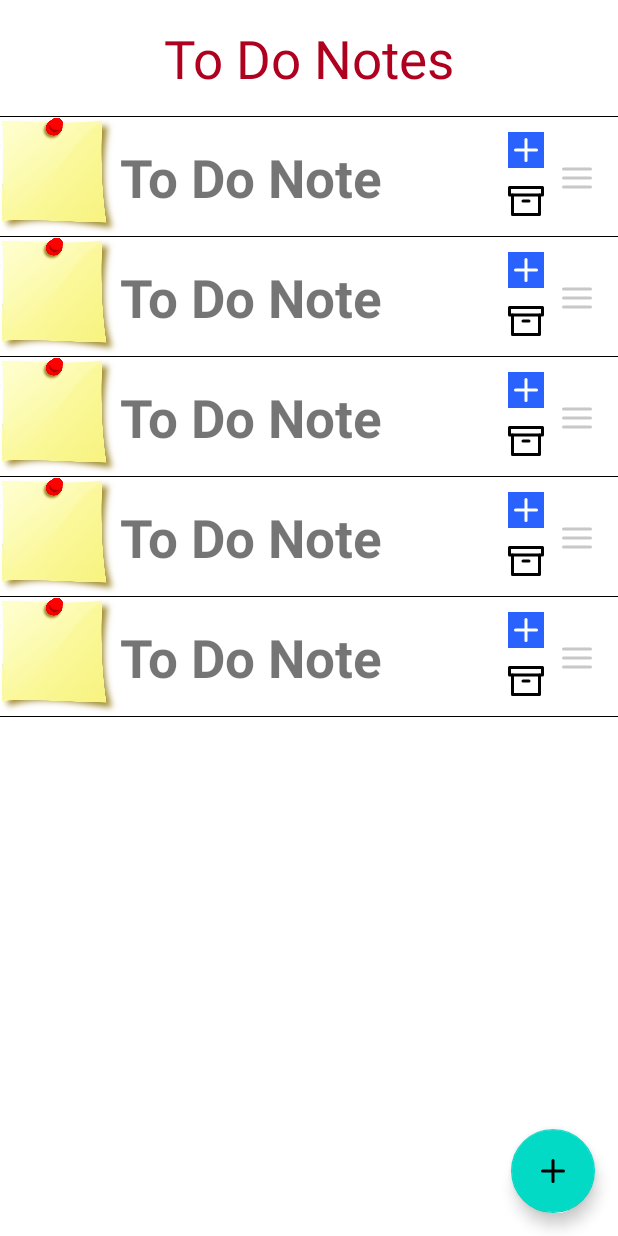
After one commit to SergeyTsemerov/MaterialDesignPractice, an Android app: the RecyclerActivity screen opened directly, with no data from a screen before it, on a phone screen of 412 x 824 dp. The commit adds this screen. Run offline under Robolectric (Android 15) with nearby library versions, the phone set to English and light mode, and no system bars.

Commit message:
Lesson 6. По нажатию на копку FAB появляется опция "To Do Notes" для перехода на новый экран с заметками.

```diff
--- a/app/src/main/AndroidManifest.xml
+++ b/app/src/main/AndroidManifest.xml
@@ -15,6 +15,9 @@
             android:name=".api.ApiActivity"
             android:exported="true" />
         <activity
+            android:name=".view.recycler.RecyclerActivity"
+            android:exported="true" />
+        <activity
             android:name=".view.MainActivity"
             android:exported="true">
             <intent-filter>
--- /dev/null
+++ b/app/src/main/java/ru/geekbrains/materialdesignpractice/view/recycler/BaseViewHolder.kt
@@ -0,0 +1,9 @@
+package ru.geekbrains.materialdesignpractice.view.recycler
+
+import android.view.View
+import androidx.recyclerview.widget.RecyclerView
+
+abstract class BaseViewHolder(view: View) : RecyclerView.ViewHolder(view) {
+
+    abstract fun bind(pair: Pair<Data, Boolean>)
+}
--- /dev/null
+++ b/app/src/main/java/ru/geekbrains/materialdesignpractice/view/recycler/Data.kt
@@ -0,0 +1,3 @@
+package ru.geekbrains.materialdesignpractice.view.recycler
+
+data class Data(val someText: String = "Text", val someDescription: String = "Description")
--- /dev/null
+++ b/app/src/main/java/ru/geekbrains/materialdesignpractice/view/recycler/ItemTouchHelperAdapter.kt
@@ -0,0 +1,11 @@
+package ru.geekbrains.materialdesignpractice.view.recycler
+
+interface ItemTouchHelperAdapter {
+    fun onItemMove(fromPosition: Int, toPosition: Int)
+    fun onItemDismiss(position: Int)
+}
+
+interface ItemTouchHelperViewHolder {
+    fun onItemSelected()
+    fun onItemClear()
+}
--- /dev/null
+++ b/app/src/main/java/ru/geekbrains/materialdesignpractice/view/recycler/OnListItemClickListener.kt
@@ -0,0 +1,5 @@
+package ru.geekbrains.materialdesignpractice.view.recycler
+
+interface OnListItemClickListener {
+    fun onItemClick(data: Data)
+}
--- /dev/null
+++ b/app/src/main/java/ru/geekbrains/materialdesignpractice/view/recycler/RecyclerActivity.kt
@@ -0,0 +1,97 @@
+package ru.geekbrains.materialdesignpractice.view.recycler
+
+import android.os.Bundle
+import androidx.appcompat.app.AppCompatActivity
+import androidx.recyclerview.widget.ItemTouchHelper
+import androidx.recyclerview.widget.RecyclerView
+import ru.geekbrains.materialdesignpractice.R
+import ru.geekbrains.materialdesignpractice.databinding.ActivityRecyclerBinding
+import ru.geekbrains.materialdesignpractice.view.showToastShort
+
+class RecyclerActivity : AppCompatActivity() {
+
+    private lateinit var binding: ActivityRecyclerBinding
+    private lateinit var itemTouchHelper: ItemTouchHelper
+
+    override fun onCreate(savedInstanceState: Bundle?) {
+        super.onCreate(savedInstanceState)
+        binding = ActivityRecyclerBinding.inflate(layoutInflater)
+        setContentView(binding.root)
+
+        val data: MutableList<Pair<Data, Boolean>> = ArrayList()
+
+        repeat(5) {
+            data.add(Pair(Data(getString(R.string.to_do), ""), false))
+        }
+
+        data.add(0, Pair(Data(getString(R.string.header), ""), false))
+
+        val adapter = RecyclerActivityAdapter(
+            object : OnListItemClickListener {
+                override fun onItemClick(data: Data) {
+                    binding.recyclerView.showToastShort(data.someText)
+                }
+            }, object : RecyclerActivityAdapter.OnStartDragListener {
+                override fun onStartDrag(viewHolder: RecyclerView.ViewHolder) {
+                    itemTouchHelper.startDrag(viewHolder)
+                }
+            }, data
+        )
+
+        binding.recyclerView.adapter = adapter
+        binding.recyclerActivityFAB.setOnClickListener {
+            adapter.appendItem()
+        }
+
+        itemTouchHelper = ItemTouchHelper(ItemTouchHelperCallback(adapter))
+        itemTouchHelper.attachToRecyclerView(binding.recyclerView)
+    }
+}
+
+class ItemTouchHelperCallback(private val adapter: RecyclerActivityAdapter) :
+    ItemTouchHelper.Callback() {
+
+    override fun isLongPressDragEnabled(): Boolean {
+        return true
+    }
+
+    override fun isItemViewSwipeEnabled(): Boolean {
+        return true
+    }
+
+    override fun getMovementFlags(
+        recyclerView: RecyclerView,
+        viewHolder: RecyclerView.ViewHolder
+    ): Int {
+        val dragFlags = ItemTouchHelper.UP or ItemTouchHelper.DOWN
+        val swipeFlags = ItemTouchHelper.START or ItemTouchHelper.END
+        return makeMovementFlags(dragFlags, swipeFlags)
+    }
+
+    override fun onMove(
+        recyclerView: RecyclerView,
+        source: RecyclerView.ViewHolder,
+        target: RecyclerView.ViewHolder
+    ): Boolean {
+        adapter.onItemMove(source.adapterPosition, target.adapterPosition)
+        return true
+    }
+
+    override fun onSwiped(viewHolder: RecyclerView.ViewHolder, direction: Int) {
+        adapter.onItemDismiss(viewHolder.adapterPosition)
+    }
+
+    override fun onSelectedChanged(viewHolder: RecyclerView.ViewHolder?, actionState: Int) {
+        if (actionState != ItemTouchHelper.ACTION_STATE_IDLE) {
+            val itemViewHolder = viewHolder as ItemTouchHelperViewHolder
+            itemViewHolder.onItemSelected()
+        }
+        super.onSelectedChanged(viewHolder, actionState)
+    }
+
+    override fun clearView(recyclerView: RecyclerView, viewHolder: RecyclerView.ViewHolder) {
+        super.clearView(recyclerView, viewHolder)
+        val itemViewHolder = viewHolder as ItemTouchHelperViewHolder
+        itemViewHolder.onItemClear()
+    }
+}
--- /dev/null
+++ b/app/src/main/java/ru/geekbrains/materialdesignpractice/view/recycler/RecyclerActivityAdapter.kt
@@ -0,0 +1,153 @@
+package ru.geekbrains.materialdesignpractice.view.recycler
+
+import android.graphics.Color
+import android.view.LayoutInflater
+import android.view.MotionEvent
+import android.view.View
+import android.view.ViewGroup
+import androidx.core.view.MotionEventCompat
+import androidx.recyclerview.widget.RecyclerView
+import ru.geekbrains.materialdesignpractice.databinding.ActivityRecyclerItemHeaderBinding
+import ru.geekbrains.materialdesignpractice.databinding.ActivityRecyclerItemToDoNoteBinding
+
+class RecyclerActivityAdapter(
+    private var onListItemClickListener: OnListItemClickListener,
+    private var dragListener: OnStartDragListener,
+    private var data: MutableList<Pair<Data, Boolean>>
+) : RecyclerView.Adapter<BaseViewHolder>(), ItemTouchHelperAdapter {
+
+    override fun onCreateViewHolder(parent: ViewGroup, viewType: Int): BaseViewHolder {
+        return when (viewType) {
+            TYPE_TODO -> {
+                val binding: ActivityRecyclerItemToDoNoteBinding =
+                    ActivityRecyclerItemToDoNoteBinding.inflate(
+                        LayoutInflater.from(parent.context),
+                        parent,
+                        false
+                    )
+                ToDoNoteViewHolder(binding.root)
+            }
+            else -> {
+                val binding: ActivityRecyclerItemHeaderBinding =
+                    ActivityRecyclerItemHeaderBinding.inflate(
+                        LayoutInflater.from(parent.context),
+                        parent,
+                        false
+                    )
+                HeaderViewHolder(binding.root)
+            }
+        }
+    }
+
+    override fun getItemViewType(position: Int): Int {
+        if (position == 0) {
+            return TYPE_HEADER
+        }
+        return if (data[position].first.someDescription.isBlank()) {
+            TYPE_TODO
+        } else {
+            TYPE_TODO
+        }
+    }
+
+    override fun onBindViewHolder(holder: BaseViewHolder, position: Int) {
+        (holder).bind(data[position])
+    }
+
+    override fun getItemCount(): Int {
+        return data.size
+    }
+
+    fun appendItem() {
+        data.add(Pair(generateItem(), false))
+        notifyItemInserted(itemCount - 1)
+    }
+
+    private fun generateItem() = Data("To Do", "")
+
+    inner class ToDoNoteViewHolder(view: View) : BaseViewHolder(view), ItemTouchHelperViewHolder {
+        override fun bind(pair: Pair<Data, Boolean>) {
+            ActivityRecyclerItemToDoNoteBinding.bind(itemView).apply {
+                toDoNoteImageView.setOnClickListener {
+                    onListItemClickListener.onItemClick(pair.first)
+                }
+                addItemImageView.setOnClickListener {
+                    addItem()
+                }
+                removeItemImageView.setOnClickListener {
+                    removeItem()
+                }
+                toDoNoteTextView.setOnClickListener {
+                    toggleText()
+                }
+                toDoNoteDescriptionTextView.visibility = if (pair.second) {
+                    View.VISIBLE
+                } else {
+                    View.GONE
+                }
+                dragHandleImageView.setOnTouchListener { _, event ->
+                    if (MotionEventCompat.getActionMasked(event) == MotionEvent.ACTION_DOWN) {
+                        dragListener.onStartDrag(this@ToDoNoteViewHolder)
+                    }
+                    false
+                }
+            }
+        }
+
+        private fun toggleText() {
+            data[layoutPosition] = data[layoutPosition].let {
+                it.first to !it.second
+            }
+            notifyItemChanged(layoutPosition)
+        }
+
+        private fun addItem() {
+            data.add(layoutPosition, Pair(generateItem(), false))
+            notifyItemInserted(layoutPosition)
+        }
+
+        private fun removeItem() {
+            data.removeAt(layoutPosition)
+            notifyItemRemoved(layoutPosition)
+        }
+
+        override fun onItemSelected() {
+            itemView.setBackgroundColor(Color.LTGRAY)
+        }
+
+        override fun onItemClear() {
+            itemView.setBackgroundColor(0)
+        }
+    }
+
+    inner class HeaderViewHolder(view: View) : BaseViewHolder(view) {
+        override fun bind(pair: Pair<Data, Boolean>) {
+            ActivityRecyclerItemHeaderBinding.bind(itemView).apply {
+                root.setOnClickListener {
+                    onListItemClickListener.onItemClick(pair.first)
+                }
+            }
+        }
+    }
+
+    companion object {
+        private const val TYPE_TODO = 0
+        private const val TYPE_HEADER = 1
+    }
+
+    override fun onItemMove(fromPosition: Int, toPosition: Int) {
+        data.removeAt(fromPosition).apply {
+            data.add(if (toPosition > fromPosition) toPosition - 1 else toPosition, this)
+        }
+        notifyItemMoved(fromPosition, toPosition)
+    }
+
+    override fun onItemDismiss(position: Int) {
+        data.removeAt(position)
+        notifyItemRemoved(position)
+    }
+
+    interface OnStartDragListener {
+        fun onStartDrag(viewHolder: RecyclerView.ViewHolder)
+    }
+}
--- /dev/null
+++ b/app/src/main/res/layout/activity_recycler.xml
@@ -0,0 +1,26 @@
+<?xml version="1.0" encoding="utf-8"?>
+<androidx.constraintlayout.widget.ConstraintLayout xmlns:android="http://schemas.android.com/apk/res/android"
+    xmlns:app="http://schemas.android.com/apk/res-auto"
+    android:layout_width="match_parent"
+    android:layout_height="match_parent">
+
+    <androidx.recyclerview.widget.RecyclerView
+        android:id="@+id/recyclerView"
+        android:layout_width="match_parent"
+        android:layout_height="wrap_content"
+        app:layoutManager="androidx.recyclerview.widget.LinearLayoutManager"
+        app:layout_constraintEnd_toEndOf="parent"
+        app:layout_constraintHorizontal_bias="0.0"
+        app:layout_constraintStart_toStartOf="parent"
+        app:layout_constraintTop_toTopOf="parent" />
+
+    <com.google.android.material.floatingactionbutton.FloatingActionButton
+        android:id="@+id/recyclerActivityFAB"
+        android:layout_width="wrap_content"
+        android:layout_height="wrap_content"
+        android:layout_margin="15dp"
+        android:src="@drawable/ic_plus_fab"
+        app:layout_constraintBottom_toBottomOf="parent"
+        app:layout_constraintEnd_toEndOf="parent" />
+
+</androidx.constraintlayout.widget.ConstraintLayout>
--- /dev/null
+++ b/app/src/main/res/layout/activity_recycler_item_header.xml
@@ -0,0 +1,25 @@
+<?xml version="1.0" encoding="utf-8"?>
+<androidx.constraintlayout.widget.ConstraintLayout xmlns:android="http://schemas.android.com/apk/res/android"
+    xmlns:app="http://schemas.android.com/apk/res-auto"
+    android:layout_width="match_parent"
+    android:layout_height="wrap_content">
+
+    <androidx.appcompat.widget.AppCompatTextView
+        android:id="@+id/header"
+        android:layout_width="wrap_content"
+        android:layout_height="wrap_content"
+        android:padding="@dimen/header_padding"
+        android:text="@string/to_do_notes"
+        android:textColor="@color/design_default_color_error"
+        android:textSize="@dimen/header_text_size"
+        app:layout_constraintEnd_toEndOf="parent"
+        app:layout_constraintStart_toStartOf="parent"
+        app:layout_constraintTop_toTopOf="parent" />
+
+    <View
+        android:layout_width="match_parent"
+        android:layout_height="@dimen/view_layout_height"
+        android:background="@color/view_layout_background"
+        app:layout_constraintBottom_toBottomOf="@+id/header"
+        app:layout_constraintStart_toStartOf="parent" />
+</androidx.constraintlayout.widget.ConstraintLayout>
--- /dev/null
+++ b/app/src/main/res/layout/activity_recycler_item_to_do_note.xml
@@ -0,0 +1,78 @@
+<?xml version="1.0" encoding="utf-8"?>
+<androidx.constraintlayout.widget.ConstraintLayout xmlns:android="http://schemas.android.com/apk/res/android"
+    xmlns:app="http://schemas.android.com/apk/res-auto"
+    xmlns:tools="http://schemas.android.com/tools"
+    android:id="@+id/itemContainer"
+    android:layout_width="match_parent"
+    android:layout_height="wrap_content">
+
+    <androidx.appcompat.widget.AppCompatImageView
+        android:id="@+id/toDoNoteImageView"
+        android:layout_width="@dimen/to_do_note_image_view_layout_width"
+        android:layout_height="@dimen/to_do_note_image_view_layout_height"
+        app:layout_constraintStart_toStartOf="parent"
+        app:layout_constraintTop_toTopOf="parent"
+        app:srcCompat="@drawable/note" />
+
+    <androidx.appcompat.widget.AppCompatTextView
+        android:id="@+id/toDoNoteDescriptionTextView"
+        android:layout_width="wrap_content"
+        android:layout_height="wrap_content"
+        android:padding="@dimen/to_do_note_description_padding"
+        android:text="@string/to_do_note"
+        android:textColor="@color/description_text_color"
+        android:visibility="gone"
+        app:layout_constraintEnd_toEndOf="parent"
+        app:layout_constraintStart_toStartOf="parent"
+        app:layout_constraintTop_toBottomOf="@+id/toDoNoteImageView"
+        tools:visibility="visible" />
+
+    <androidx.appcompat.widget.AppCompatTextView
+        android:id="@+id/toDoNoteTextView"
+        android:layout_width="wrap_content"
+        android:layout_height="wrap_content"
+        android:text="@string/to_do_note"
+        android:textSize="@dimen/to_do_note_name_text_size"
+        android:textStyle="bold"
+        app:layout_constraintBottom_toBottomOf="@+id/toDoNoteImageView"
+        app:layout_constraintStart_toEndOf="@+id/toDoNoteImageView"
+        app:layout_constraintTop_toTopOf="@+id/toDoNoteImageView" />
+
+    <androidx.appcompat.widget.AppCompatImageView
+        android:id="@+id/addItemImageView"
+        android:layout_width="wrap_content"
+        android:layout_height="wrap_content"
+        android:layout_margin="@dimen/add_item_image_view_layout_margin"
+        android:background="@color/colorAccent"
+        app:layout_constraintEnd_toEndOf="parent"
+        app:layout_constraintEnd_toStartOf="@+id/dragHandleImageView"
+        app:layout_constraintTop_toTopOf="parent"
+        app:srcCompat="@drawable/ic_plus_fab" />
+
+    <androidx.appcompat.widget.AppCompatImageView
+        android:id="@+id/removeItemImageView"
+        android:layout_width="wrap_content"
+        android:layout_height="wrap_content"
+        android:layout_margin="@dimen/remove_item_image_view_layout_margin"
+        app:layout_constraintEnd_toStartOf="@+id/dragHandleImageView"
+        app:layout_constraintTop_toBottomOf="@+id/addItemImageView"
+        app:srcCompat="@drawable/ic_archive" />
+
+    <androidx.appcompat.widget.AppCompatImageView
+        android:id="@+id/dragHandleImageView"
+        android:layout_width="wrap_content"
+        android:layout_height="wrap_content"
+        android:layout_margin="@dimen/drag_handle_image_view_layout_margin"
+        android:tint="@color/cardview_shadow_start_color"
+        app:layout_constraintBottom_toBottomOf="@+id/toDoNoteTextView"
+        app:layout_constraintEnd_toEndOf="parent"
+        app:layout_constraintTop_toTopOf="@+id/toDoNoteTextView"
+        app:srcCompat="@drawable/ic_hamburger_menu_bottom_bar"/>
+
+    <View
+        android:layout_width="match_parent"
+        android:layout_height="@dimen/view_layout_height"
+        android:background="@color/view_layout_background"
+        app:layout_constraintBottom_toBottomOf="@+id/toDoNoteDescriptionTextView"
+        app:layout_constraintStart_toStartOf="parent" />
+</androidx.constraintlayout.widget.ConstraintLayout>
--- a/app/src/main/res/layout/fragment_main.xml
+++ b/app/src/main/res/layout/fragment_main.xml
@@ -77,7 +77,7 @@
         android:layout_height="match_parent">
 
         <LinearLayout
-            android:id="@+id/optionOneContainer"
+            android:id="@+id/toDoNotesContainer"
             android:layout_width="wrap_content"
             android:layout_height="wrap_content"
             android:layout_gravity="bottom|end"
@@ -91,14 +91,14 @@
                 android:layout_height="wrap_content"
                 android:layout_gravity="center"
                 android:layout_marginEnd="@dimen/option_one_text_margin_end"
-                android:text="@string/option_one"
+                android:text="@string/to_do_notes"
                 android:textStyle="bold"/>
 
             <ImageView
                 android:layout_width="wrap_content"
                 android:layout_height="wrap_content"
                 android:layout_gravity="center"
-                app:srcCompat="@drawable/ic_archive"
+                app:srcCompat="@drawable/ic_baseline_note_24"
                 android:contentDescription="@string/option_one_icon" />
 
         </LinearLayout>
--- a/app/src/main/res/values/colors.xml
+++ b/app/src/main/res/values/colors.xml
@@ -22,4 +22,6 @@
     <color name="settings_amazing_btn">#7c4dff</color>
     <color name="colorAccent">#2962FF</color>
     <color name="colorAccent40Alfa">#662962FF</color>
+    <color name="description_text_color">#000</color>
+    <color name="view_layout_background">#000</color>
 </resources>
--- a/app/src/main/res/values/dimens.xml
+++ b/app/src/main/res/values/dimens.xml
@@ -27,4 +27,14 @@
     <dimen name="option_two_container_padding_bottom">110dp</dimen>
     <dimen name="option_two_text_margin_end">5dp</dimen>
     <dimen name="hint_wiki_text_size">25sp</dimen>
+    <dimen name="to_do_note_image_view_layout_width">80dp</dimen>
+    <dimen name="to_do_note_image_view_layout_height">80dp</dimen>
+    <dimen name="to_do_note_description_padding">10dp</dimen>
+    <dimen name="to_do_note_name_text_size">35sp</dimen>
+    <dimen name="add_item_image_view_layout_margin">10dp</dimen>
+    <dimen name="remove_item_image_view_layout_margin">10dp</dimen>
+    <dimen name="drag_handle_image_view_layout_margin">15dp</dimen>
+    <dimen name="view_layout_height">1px</dimen>
+    <dimen name="header_padding">15dp</dimen>
+    <dimen name="header_text_size">35sp</dimen>
 </resources>
--- a/app/src/main/res/values/strings.xml
+++ b/app/src/main/res/values/strings.xml
@@ -18,9 +18,12 @@
     <string name="earth">Earth</string>
     <string name="additional_nasa_content">Additional NASA Content</string>
     <string name="wikipedia">Wikipedia</string>
-    <string name="option_one">OptionOne</string>
+    <string name="to_do_notes">To Do Notes</string>
     <string name="option_one_icon">OptionOneIcon</string>
     <string name="option_two">OptionTwo</string>
     <string name="option_two_icon">OptionTwoIcon</string>
     <string name="hint_text_wiki">Click on W to Explore</string>
+    <string name="to_do">ToDo</string>
+    <string name="header">Header</string>
+    <string name="to_do_note">To Do Note</string>
 </resources>
```
Also changed, not shown: app/src/main/java/ru/geekbrains/materialdesignpractice/view/picture/PODFragment.kt (+8 -7 lines), app/src/main/res/drawable/ic_baseline_note_24.xml (added, +10 -0 lines), app/src/main/res/drawable/note.png (added).
